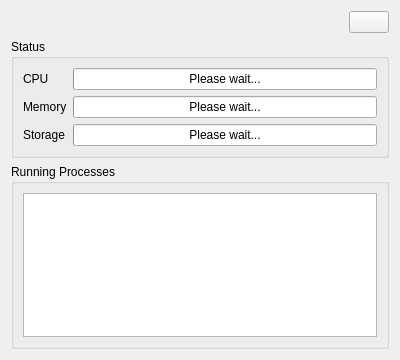
Tinkerforge/brickv, file src/brickv/plugin_system/plugins/red/ui/red_tab_overview.ui: the form before one commit.
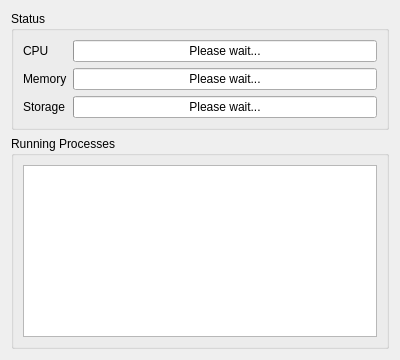
The form after the commit.

Commit message: red-brick: removing refresh button from the overview tab

What changed in the file:
```diff
--- a/src/brickv/plugin_system/plugins/red/ui/red_tab_overview.ui
+++ b/src/brickv/plugin_system/plugins/red/ui/red_tab_overview.ui
@@ -14,7 +14,7 @@
    <string>REDTabOverview</string>
   </property>
   <layout class="QGridLayout" name="gridLayout">
-   <item row="3" column="0" colspan="3">
+   <item row="2" column="0" colspan="2">
     <widget class="QGroupBox" name="gbox_running_processes">
      <property name="title">
       <string>Running Processes</string>
@@ -30,33 +30,7 @@
      </layout>
     </widget>
    </item>
-   <item row="1" column="1">
-    <spacer name="horizontalSpacer">
-     <property name="orientation">
-      <enum>Qt::Horizontal</enum>
-     </property>
-     <property name="sizeHint" stdset="0">
-      <size>
-       <width>40</width>
-       <height>20</height>
-      </size>
-     </property>
-    </spacer>
-   </item>
-   <item row="1" column="2">
-    <widget class="QPushButton" name="pbutton_refresh">
-     <property name="text">
-      <string/>
-     </property>
-     <property name="iconSize">
-      <size>
-       <width>16</width>
-       <height>16</height>
-      </size>
-     </property>
-    </widget>
-   </item>
-   <item row="2" column="0" colspan="3">
+   <item row="1" column="0" colspan="2">
     <widget class="QGroupBox" name="gbox_status">
      <property name="title">
       <string>Status</string>
```
The commit also changes 2 other files.
